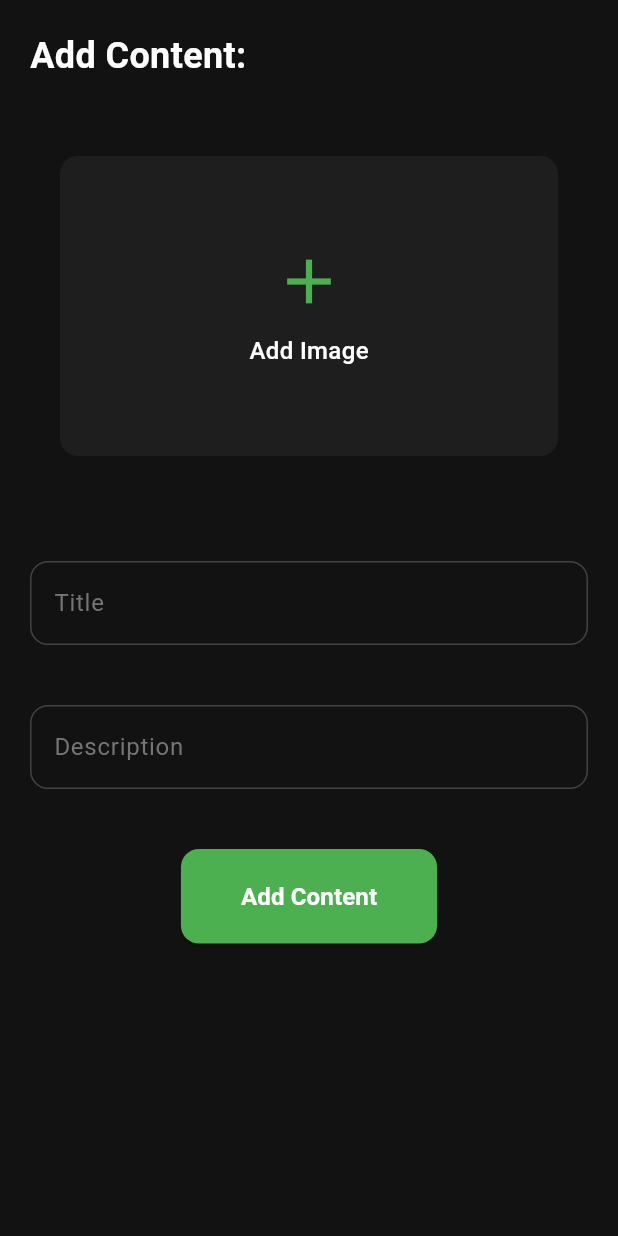
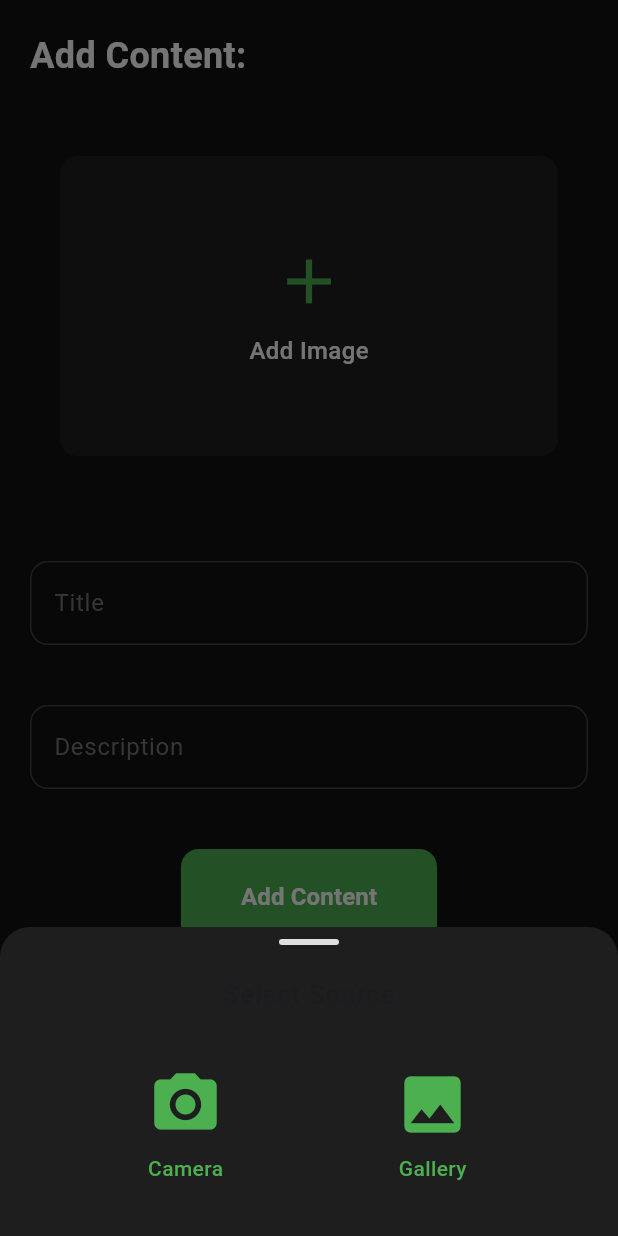
Before and after one commit to PredatorXxRIPxX/KindKarma, a Flutter app: the Addcontent screen opened directly, after a tap on "Add Image", on a phone screen of 412 x 824 dp. Run offline on Flutter 3.47's test engine with Material 3 defaults, Android fonts, the light colour scheme and no system bars; our stand-ins replace animated_notch_bottom_bar, appwrite, flutter_swipe_action_cell, lottie.

Commit message:
fixing bugs

```diff
--- a/lib/view/addcontent.dart
+++ b/lib/view/addcontent.dart
@@ -1,4 +1,5 @@
 import 'package:flutter/material.dart';
+import 'package:kindkarma/utils/notificationBuilder.dart';
 import 'package:kindkarma/utils/utility.dart';
 
 class Addcontent extends StatefulWidget {
@@ -9,6 +10,114 @@ class Addcontent extends StatefulWidget {
 }
 
 class _AddcontentState extends State<Addcontent> {
+  String title = '';
+  String description = '';
+
+  Future<Widget?> selectSource(BuildContext context) {
+    return showModalBottomSheet<Widget>(
+      backgroundColor: surfaceColor,
+      elevation: 7.0,
+      shape: const RoundedRectangleBorder(
+        borderRadius: BorderRadius.vertical(top: Radius.circular(20)),
+      ),
+      context: context,
+      builder: (BuildContext context) {
+        return SizedBox(
+          height: MediaQuery.of(context).size.height * 0.25,
+          child: Column(
+            children: [
+              Container(
+                margin: const EdgeInsets.only(top: 8),
+                height: 4,
+                width: 40,
+                decoration: BoxDecoration(
+                  color: Colors.grey.shade300,
+                  borderRadius: BorderRadius.circular(2),
+                ),
+              ),
+              const SizedBox(height: 20),
+              const Text(
+                'Select Source',
+                style: TextStyle(
+                  fontSize: 18,
+                  fontWeight: FontWeight.bold,
+                ),
+              ),
+              Expanded(
+                child: Row(
+                  mainAxisAlignment: MainAxisAlignment.spaceEvenly,
+                  children: [
+                    _buildOptionButton(
+                      context: context,
+                      icon: Icons.camera_alt,
+                      label: 'Camera',
+                      onTap: () {
+                        Navigator.pop(context);
+                        addcontent(context);
+                      },
+                    ),
+                    _buildOptionButton(
+                      context: context,
+                      icon: Icons.image,
+                      label: 'Gallery',
+                      onTap: () {
+                        Navigator.pop(context);
+                        addcontent(context);
+                      },
+                    ),
+                  ],
+                ),
+              ),
+            ],
+          ),
+        );
+      },
+    );
+  }
+
+  Widget _buildOptionButton({
+    required BuildContext context,
+    required IconData icon,
+    required String label,
+    required VoidCallback onTap,
+  }) {
+    return InkWell(
+      onTap: onTap,
+      borderRadius: BorderRadius.circular(15),
+      child: Container(
+        padding: const EdgeInsets.all(16),
+        decoration: BoxDecoration(
+          color: Colors.transparent,
+          borderRadius: BorderRadius.circular(15),
+        ),
+        child: Column(
+          mainAxisSize: MainAxisSize.min,
+          children: [
+            Icon(
+              icon,
+              color: primaryGreen,
+              size: 50,
+            ),
+            const SizedBox(height: 8),
+            Text(
+              label,
+              style: const TextStyle(
+                color: primaryGreen,
+                fontWeight: FontWeight.w500,
+              ),
+            ),
+          ],
+        ),
+      ),
+    );
+  }
+
+  Future<void> addcontent(BuildContext context) async {
+    try {} catch (e) {
+      showErrorSnackBar('Verify your network connection', context);
+    }
+  }
+
   @override
   Widget build(BuildContext context) {
     return Scaffold(
@@ -40,7 +149,7 @@ class _AddcontentState extends State<Addcontent> {
               ),
               child: InkWell(
                 onTap: () {
-                  debugPrint('Add Image');
+                  selectSource(context);
                 },
                 child: const Column(
                   mainAxisAlignment: MainAxisAlignment.center,
@@ -68,6 +177,11 @@ class _AddcontentState extends State<Addcontent> {
           Padding(
             padding: const EdgeInsets.all(20),
             child: TextFormField(
+              onChanged: (value) {
+                setState(() {
+                  title = value;
+                });
+              },
               style: const TextStyle(color: Colors.white),
               cursorColor: primaryGreen,
               decoration: InputDecoration(
@@ -84,10 +198,14 @@ class _AddcontentState extends State<Addcontent> {
               ),
             ),
           ),
-
           Padding(
             padding: const EdgeInsets.all(20),
             child: TextFormField(
+              onChanged: (value) {
+                setState(() {
+                  description = value;
+                });
+              },
               style: const TextStyle(color: Colors.white),
               cursorColor: primaryGreen,
               decoration: InputDecoration(
@@ -113,7 +231,8 @@ class _AddcontentState extends State<Addcontent> {
               },
               style: ElevatedButton.styleFrom(
                 backgroundColor: primaryGreen,
-                padding: const EdgeInsets.symmetric(horizontal: 40, vertical: 20),
+                padding:
+                    const EdgeInsets.symmetric(horizontal: 40, vertical: 20),
                 shape: RoundedRectangleBorder(
                   borderRadius: BorderRadius.circular(12),
                 ),
@@ -128,6 +247,9 @@ class _AddcontentState extends State<Addcontent> {
               ),
             ),
           ),
+          const SizedBox(
+            height: 20,
+          ),
         ],
       ),
     );
```
